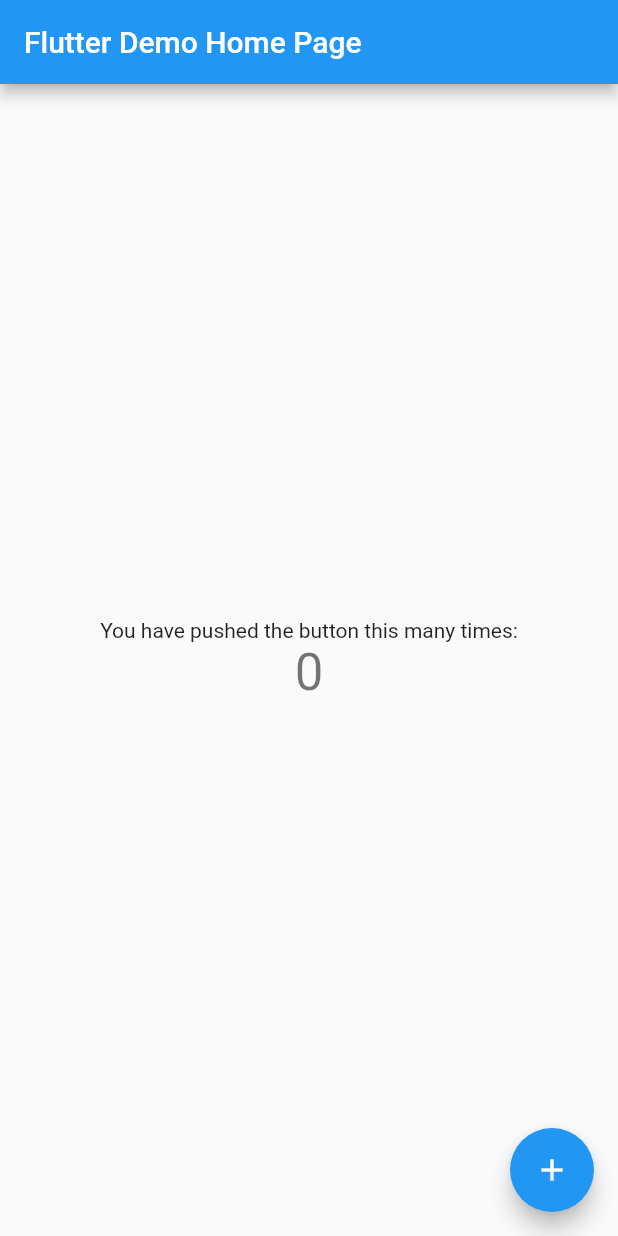
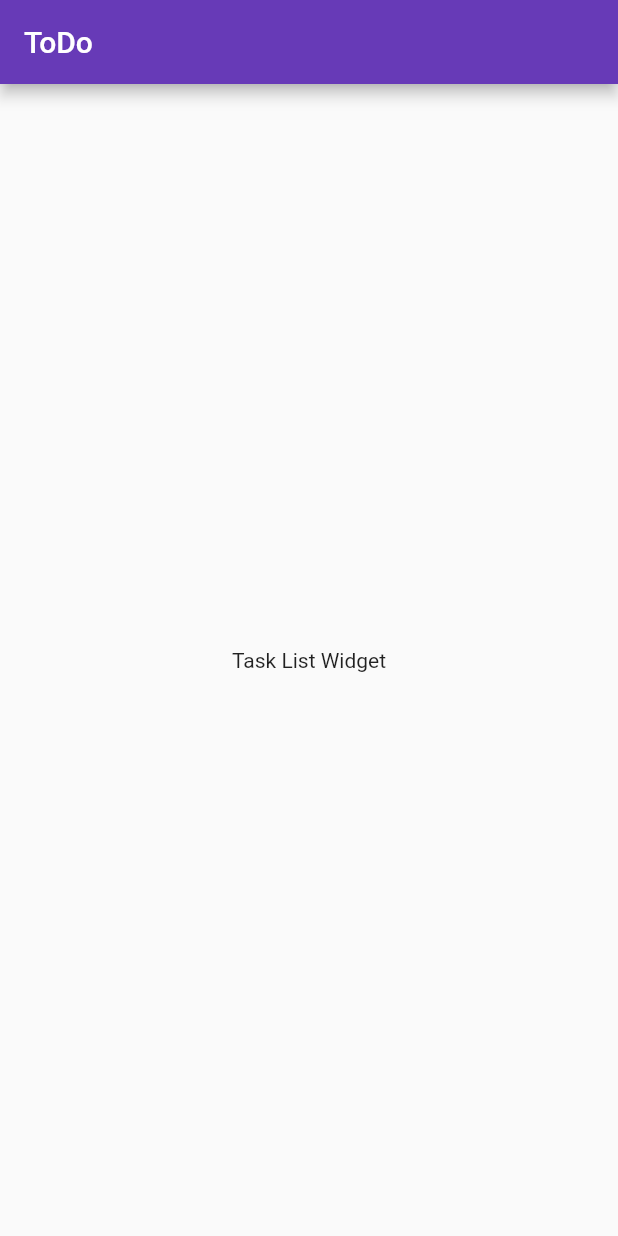
Before and after one commit to GalaxyZpj/todo, a Flutter app: the screen it shows after launch, on a phone screen of 412 x 824 dp. Run offline on Flutter 3.47's test engine with Material 2 defaults, Android fonts, the phone set to English and light mode, and no system bars.

Commit message:
Added dummy TaskList widget Added TaskProvider Added Task model Cleaned up boilerplate code Updated README.md

```diff
--- a/lib/main.dart
+++ b/lib/main.dart
@@ -1,115 +1,23 @@
 import 'package:flutter/material.dart';
 
+import './screens/task_list.dart';
+
 void main() {
-  runApp(const MyApp());
+  runApp(const ToDo());
 }
 
-class MyApp extends StatelessWidget {
-  const MyApp({Key? key}) : super(key: key);
+class ToDo extends StatelessWidget {
+  const ToDo({Key? key}) : super(key: key);
 
-  // This widget is the root of your application.
   @override
   Widget build(BuildContext context) {
     return MaterialApp(
-      title: 'Flutter Demo',
+      title: 'ToDo',
       theme: ThemeData(
-        // This is the theme of your application.
-        //
-        // Try running your application with "flutter run". You'll see the
-        // application has a blue toolbar. Then, without quitting the app, try
-        // changing the primarySwatch below to Colors.green and then invoke
-        // "hot reload" (press "r" in the console where you ran "flutter run",
-        // or simply save your changes to "hot reload" in a Flutter IDE).
-        // Notice that the counter didn't reset back to zero; the application
-        // is not restarted.
-        primarySwatch: Colors.blue,
+        primarySwatch: Colors.deepPurple,
       ),
-      home: const MyHomePage(title: 'Flutter Demo Home Page'),
+      home: const TaskList(),
+      debugShowCheckedModeBanner: false,
     );
   }
 }
-
-class MyHomePage extends StatefulWidget {
-  const MyHomePage({Key? key, required this.title}) : super(key: key);
-
-  // This widget is the home page of your application. It is stateful, meaning
-  // that it has a State object (defined below) that contains fields that affect
-  // how it looks.
-
-  // This class is the configuration for the state. It holds the values (in this
-  // case the title) provided by the parent (in this case the App widget) and
-  // used by the build method of the State. Fields in a Widget subclass are
-  // always marked "final".
-
-  final String title;
-
-  @override
-  State<MyHomePage> createState() => _MyHomePageState();
-}
-
-class _MyHomePageState extends State<MyHomePage> {
-  int _counter = 0;
-
-  void _incrementCounter() {
-    setState(() {
-      // This call to setState tells the Flutter framework that something has
-      // changed in this State, which causes it to rerun the build method below
-      // so that the display can reflect the updated values. If we changed
-      // _counter without calling setState(), then the build method would not be
-      // called again, and so nothing would appear to happen.
-      _counter++;
-    });
-  }
-
-  @override
-  Widget build(BuildContext context) {
-    // This method is rerun every time setState is called, for instance as done
-    // by the _incrementCounter method above.
-    //
-    // The Flutter framework has been optimized to make rerunning build methods
-    // fast, so that you can just rebuild anything that needs updating rather
-    // than having to individually change instances of widgets.
-    return Scaffold(
-      appBar: AppBar(
-        // Here we take the value from the MyHomePage object that was created by
-        // the App.build method, and use it to set our appbar title.
-        title: Text(widget.title),
-      ),
-      body: Center(
-        // Center is a layout widget. It takes a single child and positions it
-        // in the middle of the parent.
-        child: Column(
-          // Column is also a layout widget. It takes a list of children and
-          // arranges them vertically. By default, it sizes itself to fit its
-          // children horizontally, and tries to be as tall as its parent.
-          //
-          // Invoke "debug painting" (press "p" in the console, choose the
-          // "Toggle Debug Paint" action from the Flutter Inspector in Android
-          // Studio, or the "Toggle Debug Paint" command in Visual Studio Code)
-          // to see the wireframe for each widget.
-          //
-          // Column has various properties to control how it sizes itself and
-          // how it positions its children. Here we use mainAxisAlignment to
-          // center the children vertically; the main axis here is the vertical
-          // axis because Columns are vertical (the cross axis would be
-          // horizontal).
-          mainAxisAlignment: MainAxisAlignment.center,
-          children: <Widget>[
-            const Text(
-              'You have pushed the button this many times:',
-            ),
-            Text(
-              '$_counter',
-              style: Theme.of(context).textTheme.headline4,
-            ),
-          ],
-        ),
-      ),
-      floatingActionButton: FloatingActionButton(
-        onPressed: _incrementCounter,
-        tooltip: 'Increment',
-        child: const Icon(Icons.add),
-      ), // This trailing comma makes auto-formatting nicer for build methods.
-    );
-  }
-}
--- /dev/null
+++ b/lib/models/task.dart
@@ -0,0 +1,11 @@
+class Task {
+  final String id;
+  final String title;
+  final String description;
+
+  const Task({
+    required this.id,
+    required this.title,
+    required this.description,
+  });
+}
--- /dev/null
+++ b/lib/providers/task_provider.dart
@@ -0,0 +1,38 @@
+import 'package:flutter/material.dart';
+
+import '../models/task.dart';
+
+class TaskProvider with ChangeNotifier {
+  final Map<String, Task> _taskMap = {};
+
+  Map<String, Task> get taskMap {
+    return {..._taskMap};
+  }
+
+  Task? fetchTask(String id) {
+    return _taskMap[id];
+  }
+
+  void addTask(String title, String description) {
+    final id = DateTime.now().toString();
+    _taskMap[id] = Task(id: id, title: title, description: description);
+    notifyListeners();
+  }
+
+  void updateTask(String id, String title, String description) {
+    if (_taskMap.containsKey(id)) {
+      _taskMap.update(
+        id,
+        (_) => Task(id: id, title: title, description: description),
+      );
+      notifyListeners();
+    }
+  }
+
+  void deleteTask(String id) {
+    if (_taskMap.containsKey(id)) {
+      _taskMap.remove(id);
+      notifyListeners();
+    }
+  }
+}
--- /dev/null
+++ b/lib/screens/task_list.dart
@@ -0,0 +1,22 @@
+import 'package:flutter/material.dart';
+
+class TaskList extends StatefulWidget {
+  const TaskList({Key? key}) : super(key: key);
+
+  @override
+  _TaskListState createState() => _TaskListState();
+}
+
+class _TaskListState extends State<TaskList> {
+  @override
+  Widget build(BuildContext context) {
+    return Scaffold(
+      appBar: AppBar(
+        title: const Text('ToDo'),
+      ),
+      body: const Center(
+        child: Text('Task List Widget'),
+      ),
+    );
+  }
+}
```
Also changed, not shown: 1 other file.
